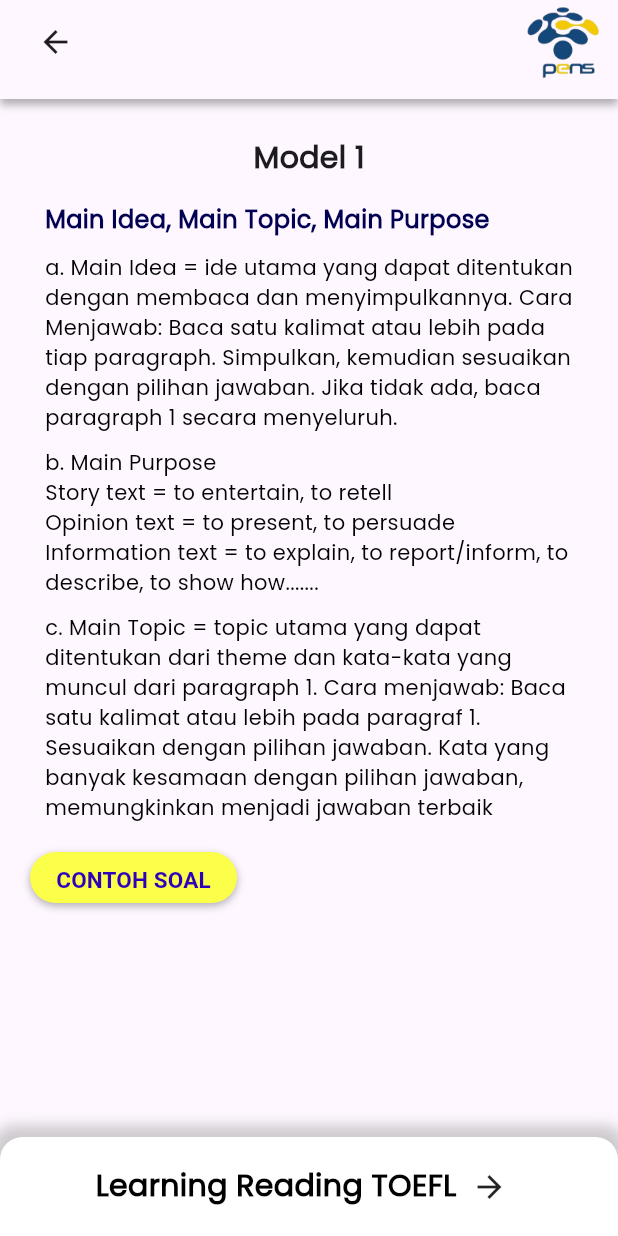
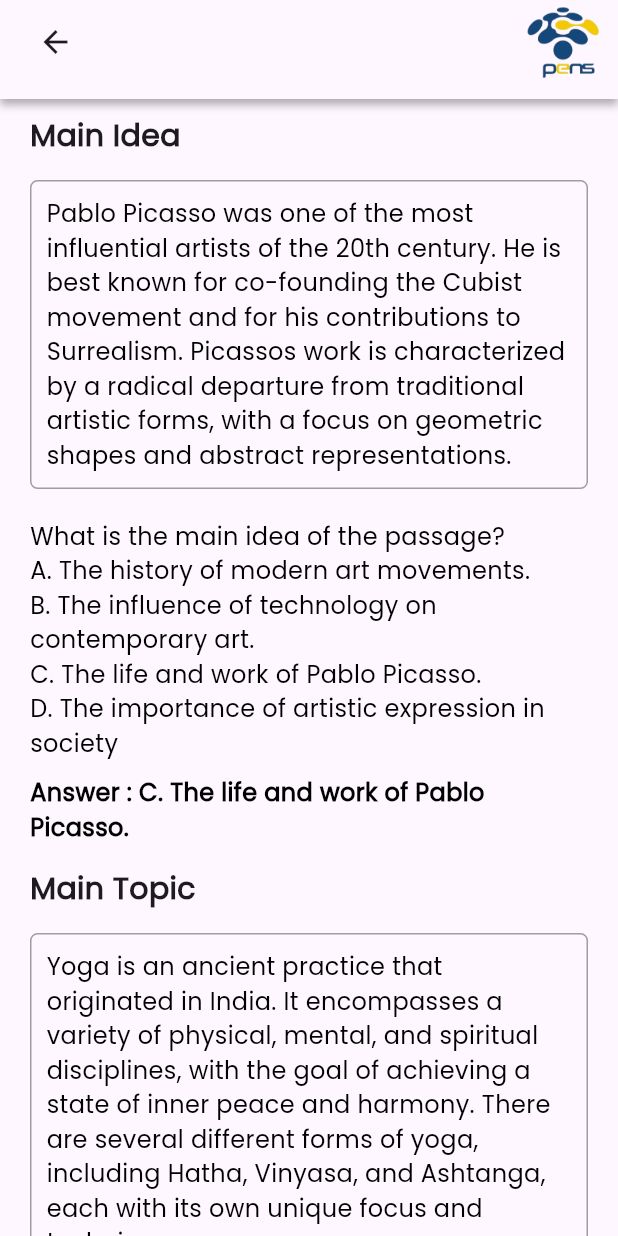
Before and after one commit to Tech-Warriors-of-Sumenep/test-toefl-mobile, a Flutter app: the ModelLearningReadingPages screen opened directly, after a tap on "CONTOH SOAL", on a phone screen of 412 x 824 dp. Run offline on Flutter 3.47's test engine with Material 3 defaults, Android fonts, the phone set to English and light mode, and no system bars; our stand-ins replace hexcolor.

Commit message:
Contoh Soal Learning Reading

```diff
--- /dev/null
+++ b/lib/pages/learning_reading.dart/contoh_soal_learning_reading.dart
@@ -0,0 +1,149 @@
+import 'package:flutter/material.dart';
+
+class ContohSoalLearningReading extends StatelessWidget {
+  const ContohSoalLearningReading({Key? key}) : super(key: key);
+
+  @override
+  Widget build(BuildContext context) {
+    return Scaffold(
+      appBar: PreferredSize(
+        preferredSize: const Size.fromHeight(kToolbarHeight + 10),
+        child: Container(
+          decoration: BoxDecoration(
+            boxShadow: [
+              BoxShadow(
+                color: Colors.black.withOpacity(0.3),
+                spreadRadius: 0,
+                blurRadius: 4,
+                offset: const Offset(0, 4),
+              ),
+            ],
+          ),
+          child: AppBar(
+            leading: Padding(
+              padding: const EdgeInsets.only(left: 17.0),
+              child: IconButton(
+                icon: const Icon(
+                  Icons.arrow_back,
+                ),
+                onPressed: () {
+                  Navigator.of(context).pop();
+                },
+              ),
+            ),
+            actions: [
+              Padding(
+                padding: const EdgeInsets.only(right: 10.0),
+                child: Image.asset(
+                  'images/pens_remBG.png',
+                  height: 50,
+                ),
+              ),
+            ],
+          ),
+        ),
+      ),
+      body: SingleChildScrollView(
+        child: Padding(
+          padding: const EdgeInsets.symmetric(vertical: 10, horizontal: 20),
+          child: Column(
+            crossAxisAlignment: CrossAxisAlignment.start,
+            children: [
+              const Text(
+                'Main Idea',
+                style: TextStyle(
+                  fontSize: 20,
+                  fontFamily: 'Poppins',
+                  fontWeight: FontWeight.bold,
+                ),
+              ),
+              const SizedBox(height: 15),
+              _buildQuestionCard(
+                description:
+                    'Pablo Picasso was one of the most influential artists of the 20th century. He is best known for co-founding the Cubist movement and for his contributions to Surrealism. Picassos work is characterized by a radical departure from traditional artistic forms, with a focus on geometric shapes and abstract representations.',
+                question: 'What is the main idea of the passage?\n'
+                    'A. The history of modern art movements.\n'
+                    'B. The influence of technology on contemporary art.\n'
+                    'C. The life and work of Pablo Picasso.\n'
+                    'D. The importance of artistic expression in society',
+                answer: 'C. The life and work of Pablo Picasso.',
+              ),
+              const SizedBox(height: 15),
+              const Text(
+                'Main Topic',
+                style: TextStyle(
+                  fontSize: 20,
+                  fontFamily: 'Poppins',
+                  fontWeight: FontWeight.bold,
+                ),
+              ),
+              const SizedBox(height: 15),
+              _buildQuestionCard(
+                description:
+                    'Yoga is an ancient practice that originated in India. It encompasses a variety of physical, mental, and spiritual disciplines, with the goal of achieving a state of inner peace and harmony. There are several different forms of yoga, including Hatha, Vinyasa, and Ashtanga, each with its own unique focus and techniques',
+                question: 'What is the main idea of the passage?\n'
+                    'A. The history of modern art movements.\n'
+                    'B. The influence of technology on contemporary art.\n'
+                    'C. The life and work of Pablo Picasso.\n'
+                    'D. The importance of artistic expression in society',
+                answer: 'B. the history of yoga and its different forms',
+              ),
+            ],
+          ),
+        ),
+      ),
+    );
+  }
+
+  Widget _buildQuestionCard({
+    required String description,
+    required String question,
+    required String answer,
+  }) {
+    return Column(
+      crossAxisAlignment: CrossAxisAlignment.start,
+      children: [
+        Container(
+          decoration: BoxDecoration(
+            border: Border.all(color: Colors.grey),
+            borderRadius: BorderRadius.circular(5),
+          ),
+          padding: const EdgeInsets.all(10),
+          margin: const EdgeInsets.only(bottom: 10),
+          child: Column(
+            crossAxisAlignment: CrossAxisAlignment.start,
+            children: [
+              Text(
+                description,
+                style: const TextStyle(
+                  fontSize: 16,
+                  fontFamily: 'Poppins',
+                  color: Colors.black,
+                ),
+              ),
+            ],
+          ),
+        ),
+        const SizedBox(height: 10),
+        Text(
+          question,
+          style: const TextStyle(
+            fontSize: 16,
+            fontFamily: 'Poppins',
+            color: Colors.black,
+          ),
+        ),
+        const SizedBox(height: 10),
+        Text(
+          'Answer : $answer',
+          style: const TextStyle(
+            fontSize: 16,
+            fontWeight: FontWeight.bold,
+            fontFamily: 'Poppins',
+            color: Colors.black,
+          ),
+        ),
+      ],
+    );
+  }
+}
--- a/lib/pages/learning_reading.dart/model_learning_reading.dart
+++ b/lib/pages/learning_reading.dart/model_learning_reading.dart
@@ -1,4 +1,5 @@
 import 'package:flutter/material.dart';
+import 'package:toefl_app/pages/learning_reading.dart/contoh_soal_learning_reading.dart';
 import 'home_learning_reading.dart';
 
 class ModelLearningReadingPages extends StatefulWidget {
@@ -213,7 +214,7 @@ class LearningReadingPage extends StatelessWidget {
                   context,
                   MaterialPageRoute(
                       builder: (context) =>
-                          ModelLearningReadingPages()), // Pindah ke ModelLearningReadingPages
+                          ContohSoalLearningReading()), // Pindah ke ModelLearningReadingPages
                 );
               },
               child: const Text(
```
Also changed, not shown: pubspec.lock.
